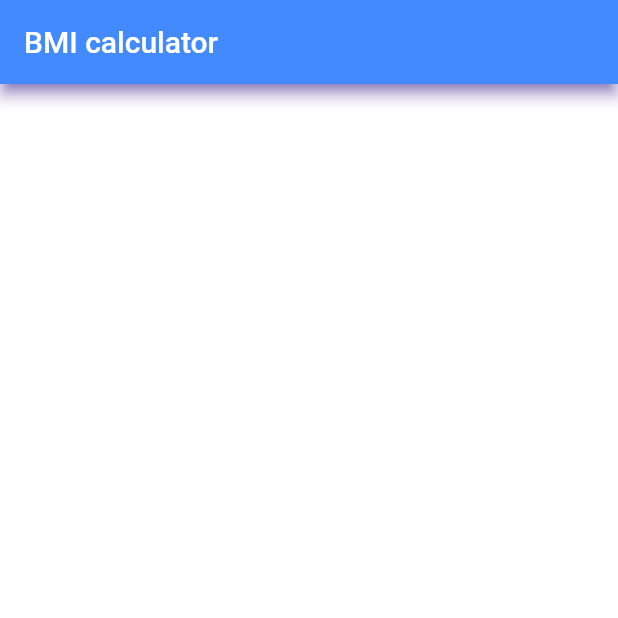
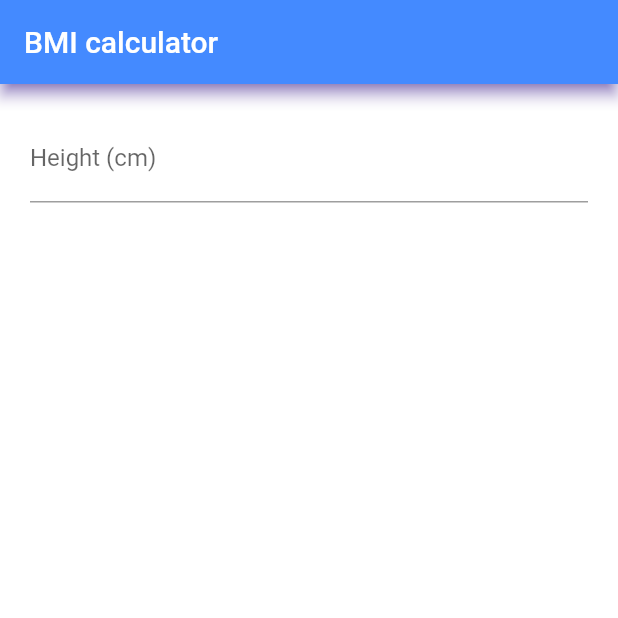
Before and after one commit to kirtijangid/BMI-calculator, a Flutter app: the screen it shows after launch, on a phone screen of 412 x 824 dp, the top half of it. Run offline on Flutter 3.47's test engine with Material 2 defaults, Android fonts, the phone set to English and light mode, and no system bars.

Commit message:
adding textfield for height with input action

```diff
--- a/lib/appbar.dart
+++ b/lib/appbar.dart
@@ -1,6 +1,17 @@
 import 'package:flutter/material.dart';
 
-class Appbar extends StatelessWidget {
+
+class Appbar extends StatefulWidget {
+  const Appbar({super.key});
+
+  @override
+  State<Appbar> createState() => _AppbarState();
+}
+
+class _AppbarState extends State<Appbar> {
+   final TextEditingController _heightController = TextEditingController();
+  final TextEditingController _weightController = TextEditingController();
+
   @override
   Widget build(BuildContext context) {
     return Scaffold(
@@ -10,6 +21,24 @@ class Appbar extends StatelessWidget {
         shadowColor: const Color.fromARGB(255, 80, 27, 215),
         title: const Text("BMI calculator"),
       ),
+      body: Padding(
+        padding: EdgeInsets.all(20),
+      child:
+       Column(
+        children: [
+            TextField(
+              controller: _heightController,
+              keyboardType: TextInputType.number,
+              textInputAction: TextInputAction.next,
+              decoration: const InputDecoration(
+                labelText: 'Height (cm)',
+                suffixText: 'centmeters'
+              ),
+            )
+      ],
+      )
+      ,),
+
     );
   }
 }
```
